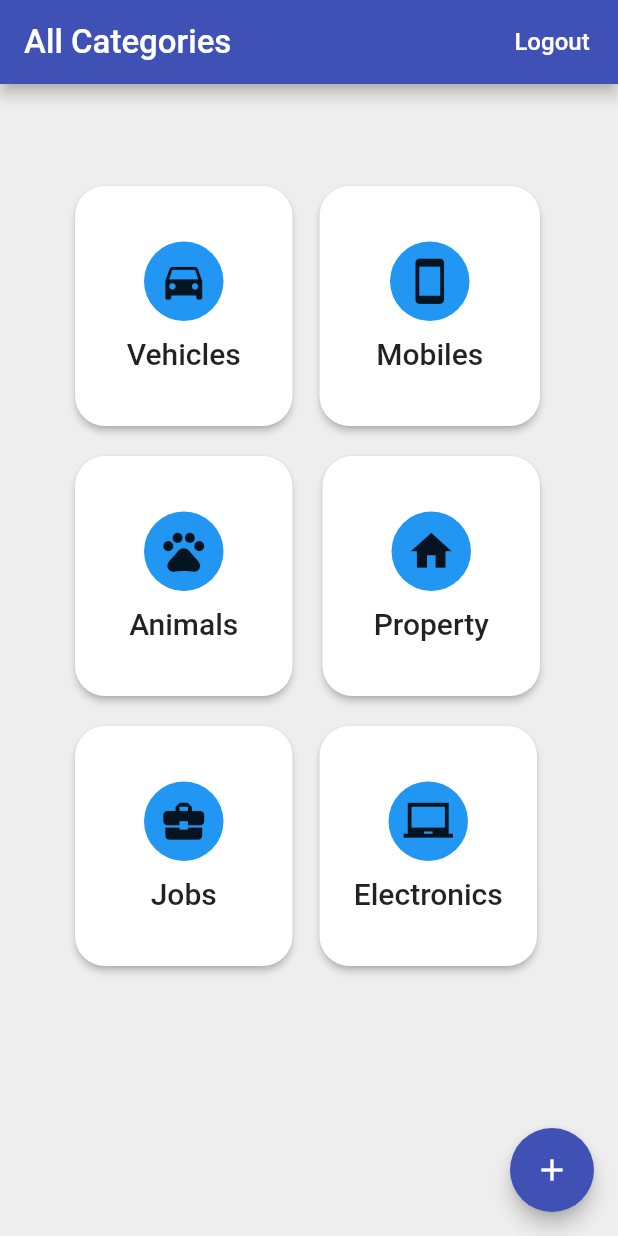
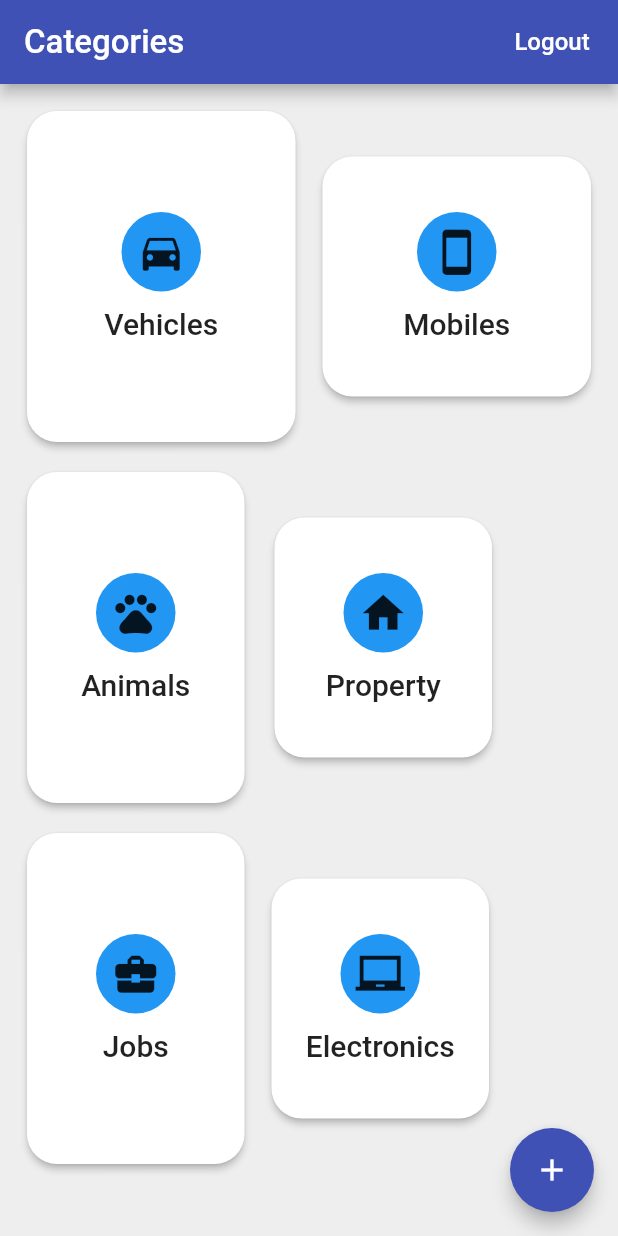
Before and after one commit to hubba-bit/capstone_project, a Flutter app: the screen it shows after launch, on a phone screen of 412 x 824 dp. Run offline on Flutter 3.47's test engine with Material 2 defaults, Android fonts, the phone set to English and light mode, and no system bars; our stand-ins replace firebase_auth, google_sign_in; accounts and stored records are empty.

Commit message:
Height and width relative

```diff
--- a/lib/home_page.dart
+++ b/lib/home_page.dart
@@ -23,7 +23,6 @@ class HomePage extends StatelessWidget {
 
   @override
   Widget build(BuildContext context) {
-
     return Scaffold(
       floatingActionButton: FloatingActionButton(
         child: Icon(Icons.add),
@@ -38,7 +37,7 @@ class HomePage extends StatelessWidget {
         ),
 */
         title: Text(
-          'All Categories',
+          'Categories',
           style: TextStyle(
             fontSize: 22.0,
             color: Colors.white,
@@ -60,29 +59,25 @@ class HomePage extends StatelessWidget {
           )
         ],
       ),
-      body: _homePageContent(),
+      body: _homePageContent(context),
       backgroundColor: Colors.grey[200],
     );
   }
 
-  Widget _homePageContent() {
+  Widget _homePageContent(BuildContext context) {
+    final double height = ((MediaQuery.of(context).size.height - 90) / 3) - 24;
+    final double width = (MediaQuery.of(context).size.width / 2) - 27;
 
     return Container(
-
-
-       padding: EdgeInsets.all(50.0),
-      child: Column(
-
+      padding: EdgeInsets.all(18),
+      child: ListView(
+        children: <Widget>[
+          Row(
             children: <Widget>[
               SizedBox(
-            height: 18.0,
-          ),
-
-          Row(
-            children: <Widget>[
-              SizedBox(height: 160,
-                width:145,
-              child:MenuButton(
+                height: height,
+                width: width,
+                child: MenuButton(
                   text: "Vehicles",
                   icon: Icons.directions_car,
                 ),
@@ -90,12 +85,14 @@ class HomePage extends StatelessWidget {
               SizedBox(
                 width: 18.0,
               ),
-              SizedBox(height: 160,
-                width:147,
+              SizedBox(
+                height: 160,
+                width: width,
                 child: MenuButton(
                   text: "Mobiles",
                   icon: Icons.smartphone,
-              ),),
+                ),
+              ),
             ],
           ),
           SizedBox(
@@ -104,22 +101,24 @@ class HomePage extends StatelessWidget {
           Row(
             children: <Widget>[
               SizedBox(
-                height:160.0,
-                width:145.0,
+                height: height,
+                width: 145.0,
                 child: MenuButton(
                   text: "Animals",
                   icon: Icons.pets,
-              ),),
+                ),
+              ),
               SizedBox(
                 width: 20.0,
               ),
               SizedBox(
-                height:160.0,
-                width:145.0,
+                height: 160.0,
+                width: 145.0,
                 child: MenuButton(
                   text: "Property",
                   icon: Icons.home,
-              ),),
+                ),
+              ),
             ],
           ),
           SizedBox(
@@ -128,22 +127,24 @@ class HomePage extends StatelessWidget {
           Row(
             children: <Widget>[
               SizedBox(
-                height:160.0,
-                width:145.0,
+                height: height,
+                width: 145.0,
                 child: MenuButton(
                   text: "Jobs",
                   icon: Icons.business_center,
-              ),),
+                ),
+              ),
               SizedBox(
                 width: 18.0,
               ),
               SizedBox(
-                height:160.0,
-                width:145.0,
+                height: 160.0,
+                width: 145.0,
                 child: MenuButton(
                   text: "Electronics",
                   icon: Icons.laptop_chromebook,
-              ),),
+                ),
+              ),
             ],
           ),
         ],
```
Lines whose indentation alone changed are shown as unchanged.
